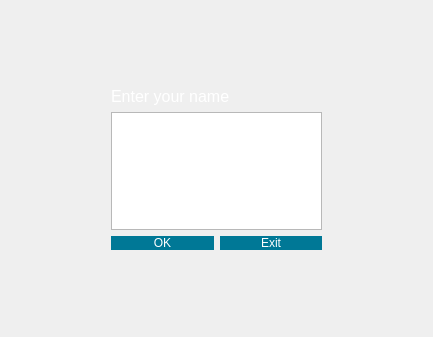
Before: the Qt Designer form createusers.ui in kivi239/Scrabble, drawn with Qt 5.
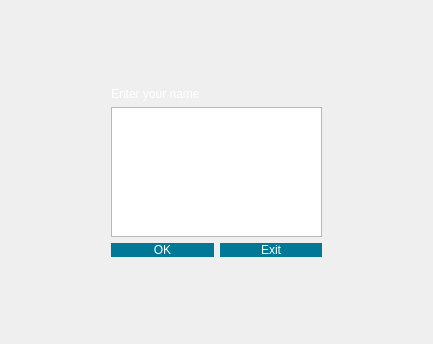
After: the same form once the commit is applied.

```diff
--- a/createusers.ui
+++ b/createusers.ui
@@ -7,33 +7,30 @@
     <x>0</x>
     <y>0</y>
     <width>433</width>
-    <height>337</height>
+    <height>344</height>
    </rect>
   </property>
   <property name="windowTitle">
    <string>Form</string>
   </property>
   <layout class="QGridLayout" name="gridLayout">
-   <item row="0" column="1">
-    <spacer name="verticalSpacer">
-     <property name="orientation">
+<item row="6" column="1">
+    <spacer name="verticalSpacer_3">
+         <property name="orientation">
       <enum>Qt::Vertical</enum>
      </property>
-     <property name="sizeType">
-      <enum>QSizePolicy::Fixed</enum>
-     </property>
      <property name="sizeHint" stdset="0">
       <size>
        <width>20</width>
-       <height>76</height>
+       <height>40</height>
       </size>
      </property>
     </spacer>
    </item>
-   <item row="1" column="0">
-    <spacer name="horizontalSpacer">
-     <property name="orientation">
-      <enum>Qt::Horizontal</enum>
+	<item row="3" column="1">
+    <spacer name="verticalSpacer_2">
+        <property name="orientation">
+      <enum>Qt::Vertical</enum>
      </property>
      <property name="sizeType">
       <enum>QSizePolicy::Fixed</enum>
@@ -41,18 +38,18 @@
      <property name="sizeHint" stdset="0">
       <size>
        <width>100</width>
-       <height>20</height>
+       <height>76</height>
       </size>
      </property>
     </spacer>
    </item>
-   <item row="1" column="1">
+   <item row="2" column="1">
     <layout class="QVBoxLayout" name="verticalLayout">
      <item>
       <widget class="QLabel" name="label">
        <property name="styleSheet">
         <string notr="true">color: white;
-font: 16px;</string>
+font: 100 16pt &quot;System&quot;;</string>
        </property>
        <property name="text">
         <string>Enter your name</string>
@@ -60,7 +57,14 @@
       </widget>
      </item>
      <item>
-      <widget class="QTextEdit" name="nameEdit"/>
+<widget class="QTextEdit" name="nameEdit">
+       <property name="sizePolicy">
+        <sizepolicy hsizetype="Expanding" vsizetype="Expanding">
+         <horstretch>0</horstretch>
+         <verstretch>0</verstretch>
+        </sizepolicy>
+       </property>
+      </widget>
      </item>
      <item>
       <layout class="QHBoxLayout" name="horizontalLayout">
@@ -75,7 +79,7 @@
     border-bottom: 20px transparent;
     border-right: 100px transparent;
     border-left: 100px transparent;
-    min-height: 1em;
+    min-height: 2em;
     min-width: 2em;
 	font: 100 16pt &quot;System&quot;;
 }</string>
@@ -96,7 +100,7 @@
     border-bottom: 20px transparent;
     border-right: 100px transparent;
     border-left: 100px transparent;
-    min-height: 1em;
+    min-height: 2em;
     min-width: 2em;
 	font: 100 16pt &quot;System&quot;;
 }</string>
@@ -110,7 +114,7 @@
      </item>
     </layout>
    </item>
-   <item row="1" column="2">
+   <item row="2" column="2">
     <spacer name="horizontalSpacer_2">
      <property name="orientation">
       <enum>Qt::Horizontal</enum>
@@ -126,9 +130,9 @@
      </property>
     </spacer>
    </item>
-   <item row="2" column="1">
-    <spacer name="verticalSpacer_2">
-     <property name="orientation">
+   <item row="0" column="1">
+    <spacer name="verticalSpacer">
+      <property name="orientation">
       <enum>Qt::Vertical</enum>
      </property>
      <property name="sizeType">
@@ -136,12 +140,67 @@
      </property>
      <property name="sizeHint" stdset="0">
       <size>
-       <width>100</width>
+      <width>20</width>
        <height>76</height>
       </size>
      </property>
     </spacer>
    </item>
+   <item row="2" column="0">
+    <spacer name="horizontalSpacer">
+     <property name="orientation">
+      <enum>Qt::Horizontal</enum>
+     </property>
+     <property name="sizeType">
+      <enum>QSizePolicy::Fixed</enum>
+     </property>
+     <property name="sizeHint" stdset="0">
+      <size>
+       <width>100</width>
+       <height>20</height>
+      </size>
+     </property>
+    </spacer>
+   </item>
+   <item row="1" column="1">
+    <spacer name="verticalSpacer_4">
+     <property name="orientation">
+      <enum>Qt::Vertical</enum>
+     </property>
+     <property name="sizeHint" stdset="0">
+      <size>
+       <width>20</width>
+       <height>40</height>
+      </size>
+     </property>
+    </spacer>
+   </item>
+   <item row="4" column="1">
+    <spacer name="verticalSpacer_5">
+     <property name="orientation">
+      <enum>Qt::Vertical</enum>
+     </property>
+     <property name="sizeHint" stdset="0">
+      <size>
+       <width>20</width>
+       <height>40</height>
+      </size>
+     </property>
+    </spacer>
+   </item>
+   <item row="5" column="1">
+    <spacer name="verticalSpacer_6">
+     <property name="orientation">
+      <enum>Qt::Vertical</enum>
+     </property>
+<property name="sizeHint" stdset="0">
+      <size>
+       <width>20</width>
+       <height>40</height>
+      </size>
+     </property>
+    </spacer>
+   </item>
   </layout>
  </widget>
  <resources/>
```
